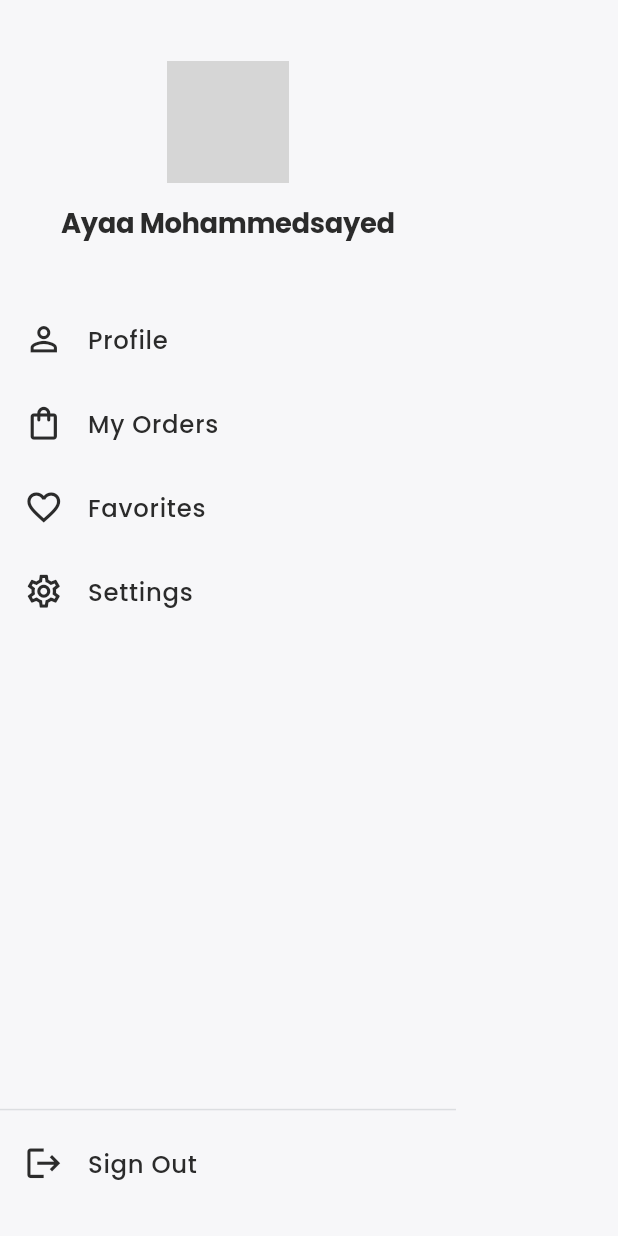
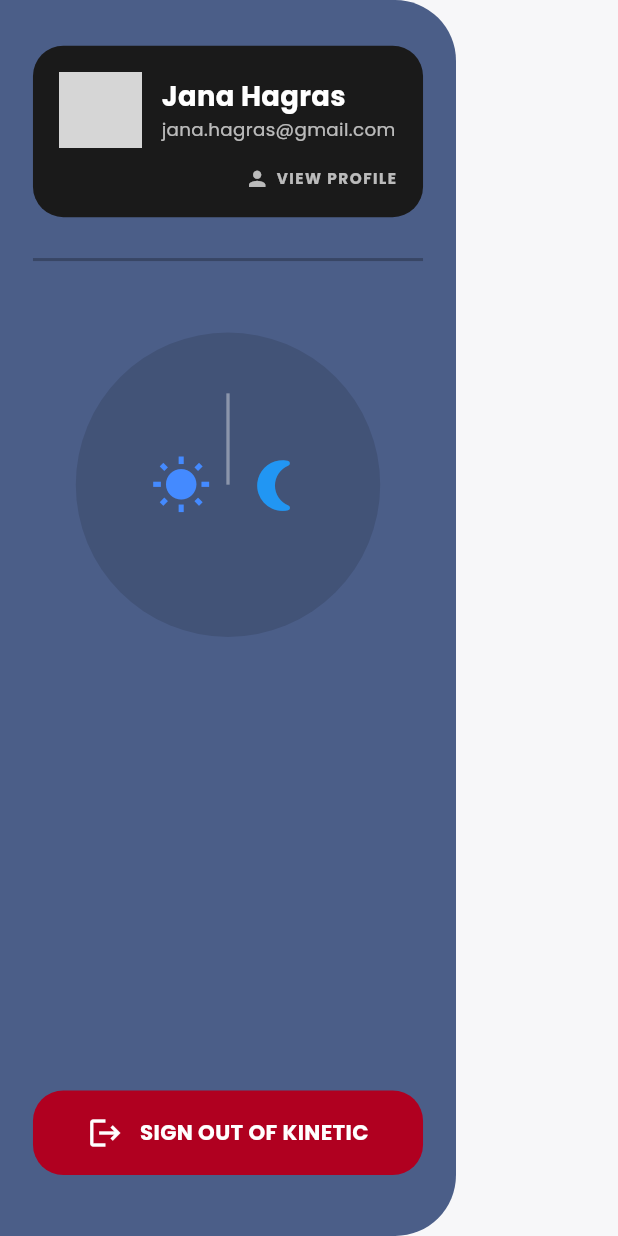
Before and after one commit to AyaaMohammedsayed/gp_ecommerce, a Flutter app: the CustomDrawer widget shown alone on an empty page, opened directly, on a phone screen of 412 x 824 dp. Run offline on Flutter 3.47's test engine with Material 3 defaults, Android fonts, the phone set to English and light mode, and no system bars; our stand-ins replace cached_network_image, equatable, flutter_bloc, flutter_screenutil, google_fonts; network calls fail; grey boxes are pictures that could not be loaded.

Commit message:
feat: redesign drawer, add products, and make see all work

```diff
--- /dev/null
+++ b/devtools_options.yaml
@@ -0,0 +1,3 @@
+description: This file stores settings for Dart & Flutter DevTools.
+documentation: https://docs.flutter.dev/tools/devtools/extensions#configure-extension-enablement-states
+extensions:
--- a/lib/core/constants/app_colors.dart
+++ b/lib/core/constants/app_colors.dart
@@ -8,4 +8,7 @@ class AppColors {
   static const Color white = Colors.white;
   static const Color surface = Colors.white;
   static const Color error = Colors.redAccent;
+  static const Color drawerBackground = Color(0xFF4B5E88); // Bluish grey from image
+  static const Color drawerCard = Color(0xFF1A1A1A); // Dark card for profile
+  static const Color logoutRed = Color(0xFFB00020);
 }
--- a/lib/view_models/home_cubit/home_cubit.dart
+++ b/lib/view_models/home_cubit/home_cubit.dart
@@ -42,6 +42,41 @@ class HomeCubit extends Cubit<HomeState> {
           imageUrl: 'https://images.unsplash.com/photo-1515955656352-a1fa3ffcd111',
           category: 'Shoes'
         ),
+        const ProductModel(
+          id: '4',
+          name: 'Nike Air Force',
+          price: 150.0,
+          imageUrl: 'https://images.unsplash.com/photo-1595950653106-6c9ebd614d3a',
+          category: 'Shoes'
+        ),
+        const ProductModel(
+          id: '5',
+          name: 'Reebok Classic',
+          price: 85.0,
+          imageUrl: 'https://images.unsplash.com/photo-1539185441755-769473a23570',
+          category: 'Shoes'
+        ),
+        const ProductModel(
+          id: '6',
+          name: 'Casual T-Shirt',
+          price: 25.0,
+          imageUrl: 'https://images.unsplash.com/photo-1521572163474-6864f9cf17ab',
+          category: 'Clothes'
+        ),
+        const ProductModel(
+          id: '7',
+          name: 'Leather Jacket',
+          price: 200.0,
+          imageUrl: 'https://images.unsplash.com/photo-1551028719-00167b16eac5',
+          category: 'Clothes'
+        ),
+        const ProductModel(
+          id: '8',
+          name: 'Denim Jeans',
+          price: 60.0,
+          imageUrl: 'https://images.unsplash.com/photo-1542272604-787c3835535d',
+          category: 'Clothes'
+        ),
       ];
 
       emit(HomeLoaded(categories: categories, products: products, selectedCategory: 'Shoes'));
--- a/lib/views/drawer/custom_drawer.dart
+++ b/lib/views/drawer/custom_drawer.dart
@@ -1,7 +1,6 @@
 import 'package:flutter/material.dart';
 import 'package:flutter_screenutil/flutter_screenutil.dart';
 import '../../core/constants/app_colors.dart';
-import '../../widgets/drawer_item.dart';
 
 class CustomDrawer extends StatelessWidget {
   const CustomDrawer({super.key});
@@ -9,54 +8,149 @@ class CustomDrawer extends StatelessWidget {
   @override
   Widget build(BuildContext context) {
     return Drawer(
-      backgroundColor: AppColors.background,
+      backgroundColor: AppColors.drawerBackground,
+      shape: RoundedRectangleBorder(
+        borderRadius: BorderRadius.only(
+          topRight: Radius.circular(40.r),
+          bottomRight: Radius.circular(40.r),
+        ),
+      ),
       child: SafeArea(
+        child: Padding(
+          padding: EdgeInsets.symmetric(horizontal: 20.w),
           child: Column(
             children: [
-            SizedBox(height: 40.h),
-            CircleAvatar(
-              radius: 40.r,
-              backgroundImage: const NetworkImage(
-                'https://images.unsplash.com/photo-1535713875002-d1d0cf377fde',
+              SizedBox(height: 30.h),
+              // Profile Section
+              Container(
+                padding: EdgeInsets.all(16.w),
+                decoration: BoxDecoration(
+                  color: AppColors.drawerCard,
+                  borderRadius: BorderRadius.circular(20.r),
+                ),
+                child: Column(
+                  crossAxisAlignment: CrossAxisAlignment.start,
+                  children: [
+                    Row(
+                      children: [
+                        ClipRRect(
+                          borderRadius: BorderRadius.circular(12.r),
+                          child: Image.network(
+                            'https://images.unsplash.com/photo-1438761681033-6461ffad8d80',
+                            height: 50.h,
+                            width: 50.w,
+                            fit: BoxFit.cover,
                           ),
                         ),
-            SizedBox(height: 16.h),
+                        SizedBox(width: 12.w),
+                        Expanded(
+                          child: Column(
+                            crossAxisAlignment: CrossAxisAlignment.start,
+                            children: [
                               Text(
-              'Ayaa Mohammedsayed',
-              style: Theme.of(context).textTheme.displayLarge?.copyWith(
+                                'Jana Hagras',
+                                style: TextStyle(
+                                  color: Colors.white,
                                   fontSize: 18.sp,
+                                  fontWeight: FontWeight.bold,
+                                ),
+                              ),
+                              Text(
+                                'jana.hagras@gmail.com',
+                                style: TextStyle(
+                                  color: Colors.white70,
+                                  fontSize: 12.sp,
+                                ),
+                                overflow: TextOverflow.ellipsis,
+                              ),
+                            ],
+                          ),
+                        ),
+                      ],
+                    ),
+                    SizedBox(height: 12.h),
+                    Row(
+                      mainAxisAlignment: MainAxisAlignment.end,
+                      children: [
+                        Icon(Icons.person, color: Colors.white70, size: 16.sp),
+                        SizedBox(width: 4.w),
+                        Text(
+                          'VIEW PROFILE',
+                          style: TextStyle(
+                            color: Colors.white70,
+                            fontSize: 10.sp,
+                            fontWeight: FontWeight.bold,
+                            letterSpacing: 1,
+                          ),
+                        ),
+                      ],
+                    ),
+                  ],
+                ),
+              ),
+              SizedBox(height: 20.h),
+              const Divider(color: Colors.black26, thickness: 2),
+              SizedBox(height: 40.h),
+              // Day/Night Graphic Placeholder
+              Container(
+                height: 200.h,
+                width: 200.w,
+                decoration: const BoxDecoration(
+                  color: Colors.black12,
+                  shape: BoxShape.circle,
+                ),
+                child: Center(
+                  child: Stack(
+                    alignment: Alignment.center,
+                    children: [
+                      Row(
+                        mainAxisAlignment: MainAxisAlignment.center,
+                        children: [
+                          Icon(Icons.wb_sunny, color: Colors.blueAccent, size: 40.sp),
+                          SizedBox(width: 20.w),
+                          Icon(Icons.nightlight_round, color: Colors.blue, size: 40.sp),
+                        ],
+                      ),
+                      Container(
+                        height: 60.h,
+                        width: 2.w,
+                        color: Colors.white38,
+                        margin: EdgeInsets.only(bottom: 60.h),
+                      ),
+                    ],
+                  ),
+                ),
+              ),
+              const Spacer(),
+              // Logout Button
+              GestureDetector(
+                onTap: () {},
+                child: Container(
+                  padding: EdgeInsets.symmetric(vertical: 16.h),
+                  decoration: BoxDecoration(
+                    color: AppColors.logoutRed,
+                    borderRadius: BorderRadius.circular(20.r),
+                  ),
+                  child: Row(
+                    mainAxisAlignment: MainAxisAlignment.center,
+                    children: [
+                      const Icon(Icons.logout, color: Colors.white),
+                      SizedBox(width: 10.w),
+                      Text(
+                        'SIGN OUT OF KINETIC',
+                        style: TextStyle(
+                          color: Colors.white,
+                          fontWeight: FontWeight.bold,
+                          fontSize: 14.sp,
+                        ),
+                      ),
+                    ],
+                  ),
                 ),
               ),
               SizedBox(height: 40.h),
-            DrawerItem(
-              icon: Icons.person_outline,
-              title: 'Profile',
-              onTap: () {},
+            ],
           ),
-            DrawerItem(
-              icon: Icons.shopping_bag_outlined,
-              title: 'My Orders',
-              onTap: () {},
-            ),
-            DrawerItem(
-              icon: Icons.favorite_border,
-              title: 'Favorites',
-              onTap: () {},
-            ),
-            DrawerItem(
-              icon: Icons.settings_outlined,
-              title: 'Settings',
-              onTap: () {},
-            ),
-            const Spacer(),
-            Divider(color: AppColors.textLight.withValues(alpha: 0.2)),
-            DrawerItem(
-              icon: Icons.logout,
-              title: 'Sign Out',
-              onTap: () {},
-            ),
-            SizedBox(height: 20.h),
-          ],
         ),
       ),
     );
--- a/lib/views/home/home_screen.dart
+++ b/lib/views/home/home_screen.dart
@@ -99,11 +99,18 @@ class _HomeScreenState extends State<HomeScreen> {
                           fontSize: 18.sp,
                         ),
                       ),
-                      Text(
-                        'See all',
-                        style: Theme.of(context).textTheme.bodyLarge?.copyWith(
-                          color: AppColors.primary,
-                          fontWeight: FontWeight.w500,
+                      GestureDetector(
+                        onTap: () {
+                          ScaffoldMessenger.of(context).showSnackBar(
+                            const SnackBar(content: Text('Showing all products...')),
+                          );
+                        },
+                        child: Text(
+                          'See all',
+                          style: Theme.of(context).textTheme.bodyLarge?.copyWith(
+                            color: AppColors.primary,
+                            fontWeight: FontWeight.w500,
+                          ),
                         ),
                       ),
                     ],
```
Lines whose indentation alone changed are shown as unchanged.
